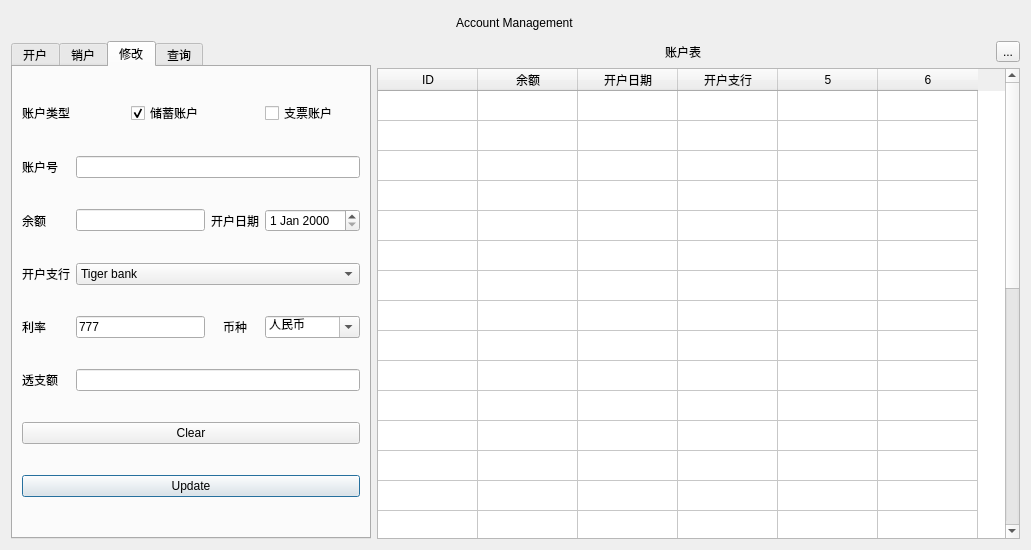
suyZhong/bank_management_system, file UI/accountant.ui: the form before one commit.
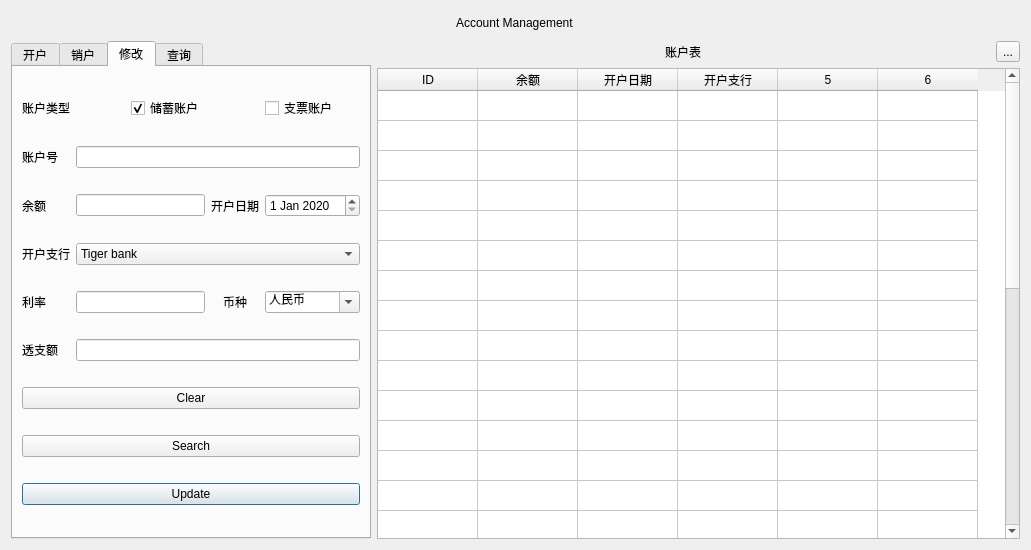
The form after the commit. The open tabs and pages were chosen to show the change.

The edit to the form file:
```diff
--- a/UI/accountant.ui
+++ b/UI/accountant.ui
@@ -541,7 +541,7 @@
          </item>
         </widget>
        </item>
-       <item row="7" column="0" colspan="4">
+       <item row="8" column="0" colspan="4">
         <widget class="QPushButton" name="Confirm_3">
          <property name="text">
           <string>Update</string>
@@ -621,7 +621,15 @@
         <widget class="QLineEdit" name="AccID_3"/>
        </item>
        <item row="2" column="3">
-        <widget class="QDateEdit" name="dateEdit_3"/>
+        <widget class="QDateEdit" name="dateEdit_3">
+         <property name="date">
+          <date>
+           <year>2020</year>
+           <month>1</month>
+           <day>1</day>
+          </date>
+         </property>
+        </widget>
        </item>
        <item row="2" column="2">
         <widget class="QLabel" name="label_26">
@@ -640,7 +648,7 @@
        <item row="4" column="1">
         <widget class="QLineEdit" name="AccRate_3">
          <property name="text">
-          <string>777</string>
+          <string/>
          </property>
          <property name="readOnly">
           <bool>false</bool>
@@ -671,6 +679,13 @@
          </property>
         </widget>
        </item>
+       <item row="7" column="0" colspan="4">
+        <widget class="QPushButton" name="pushButton_2">
+         <property name="text">
+          <string>Search</string>
+         </property>
+        </widget>
+       </item>
       </layout>
      </widget>
      <widget class="QWidget" name="query">
```
Left out of the diff: 38 changed lines with no effect on the pictures.
